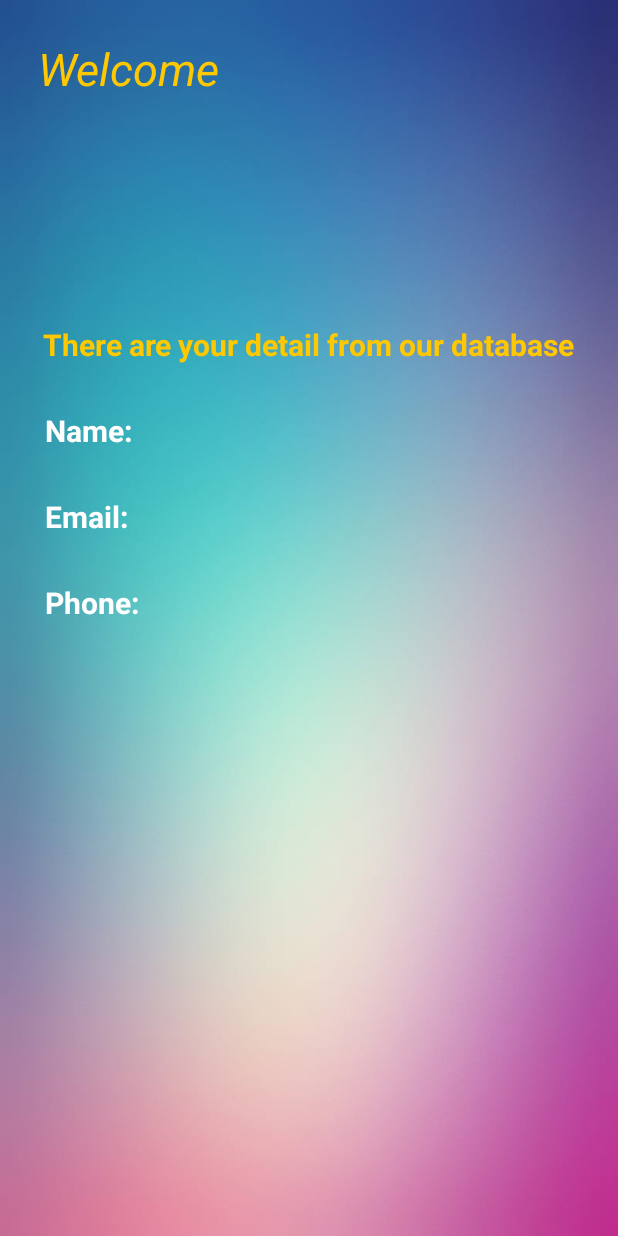
After one commit to asikulsk01/SignUp-App, an Android app: the layout activity_welcome.xml on its own in the app's theme, with its tools: preview values and no code run, on a phone screen of 412 x 824 dp. The commit adds this screen. Run offline under Robolectric (Android 15) with nearby library versions, the phone set to English and light mode, and no system bars.

Commit message:
added two new page. Sign In and WelcomeActivity.

```diff
--- a/app/src/main/AndroidManifest.xml
+++ b/app/src/main/AndroidManifest.xml
@@ -12,6 +12,12 @@
         android:theme="@style/Theme.SignUpApp"
         tools:targetApi="31">
         <activity
+            android:name=".WelcomeActivity"
+            android:exported="false" />
+        <activity
+            android:name=".SignInActivity"
+            android:exported="false" />
+        <activity
             android:name=".MainActivity"
             android:exported="true">
             <intent-filter>
--- a/app/src/main/java/com/example/signupapp/User.kt
+++ b/app/src/main/java/com/example/signupapp/User.kt
@@ -1,5 +1,5 @@
 package com.example.signupapp
 
-data class User(val uname: String, val name: String, val email:String, val phone:String, val password:String){
+data class User(val uname: String, val name: String, val email: String, val phone: String, val password: String){
 
 }
--- /dev/null
+++ b/app/src/main/res/layout/activity_welcome.xml
@@ -0,0 +1,115 @@
+<?xml version="1.0" encoding="utf-8"?>
+<LinearLayout xmlns:android="http://schemas.android.com/apk/res/android"
+    xmlns:app="http://schemas.android.com/apk/res-auto"
+    xmlns:tools="http://schemas.android.com/tools"
+    android:layout_width="match_parent"
+    android:layout_height="match_parent"
+    android:orientation="vertical"
+    android:background="@drawable/welcome"
+    tools:context=".WelcomeActivity">
+
+    <TextView
+        android:id="@+id/tvWelcome"
+        android:layout_width="wrap_content"
+        android:layout_height="wrap_content"
+        android:textSize="30dp"
+        android:textColor="@color/yellow"
+        android:textStyle="italic"
+        android:layout_marginTop="25dp"
+        android:layout_marginLeft="25dp"
+        android:text="Welcome " />
+
+    <TextView
+        android:id="@+id/tvMsg"
+        android:layout_width="wrap_content"
+        android:layout_height="wrap_content"
+        android:layout_gravity="center"
+        android:layout_marginTop="150dp"
+        android:textColor="@color/yellow"
+        android:text="There are your detail from our database"
+        android:textSize="20dp"
+        android:textStyle="bold" />
+
+    <LinearLayout
+        android:layout_width="wrap_content"
+        android:layout_height="wrap_content"
+        android:orientation="horizontal"
+        android:layout_marginTop="30dp"
+        android:layout_marginLeft="20dp">
+
+        <TextView
+            android:id="@+id/Name"
+            android:layout_width="70dp"
+            android:layout_height="wrap_content"
+            android:layout_marginLeft="10dp"
+            android:textStyle="bold"
+            android:textColor="@color/common_google_signin_btn_text_dark_pressed"
+            android:textSize="20dp"
+            android:inputType="textPersonName"
+            android:text="Name:" />
+
+        <TextView
+            android:id="@+id/tvWlcmName"
+            android:layout_width="match_parent"
+            android:layout_height="wrap_content"
+            android:textColor="@color/common_google_signin_btn_text_dark_pressed"
+            android:textSize="20dp"
+            android:text="" />
+    </LinearLayout>
+
+    <LinearLayout
+        android:layout_width="wrap_content"
+        android:layout_height="wrap_content"
+        android:orientation="horizontal"
+        android:layout_marginTop="30dp"
+        android:layout_marginLeft="20dp">
+
+        <TextView
+            android:id="@+id/Email"
+            android:layout_width="70dp"
+            android:layout_height="wrap_content"
+            android:layout_marginLeft="10dp"
+            android:textStyle="bold"
+            android:textColor="@color/common_google_signin_btn_text_dark_pressed"
+            android:textSize="20dp"
+            android:inputType="textPersonName"
+            android:text="Email:" />
+
+        <TextView
+            android:id="@+id/tvWlcmEmail"
+            android:layout_width="match_parent"
+            android:layout_height="wrap_content"
+            android:textColor="@color/common_google_signin_btn_text_dark_pressed"
+            android:textSize="20dp"
+            android:text="" />
+    </LinearLayout>
+
+    <LinearLayout
+        android:layout_width="wrap_content"
+        android:layout_height="wrap_content"
+        android:orientation="horizontal"
+        android:layout_marginTop="30dp"
+        android:layout_marginLeft="20dp">
+
+        <TextView
+            android:id="@+id/Phone"
+            android:layout_width="70dp"
+            android:layout_height="wrap_content"
+            android:layout_marginLeft="10dp"
+            android:textStyle="bold"
+            android:textColor="@color/common_google_signin_btn_text_dark_pressed"
+            android:textSize="20dp"
+            android:inputType="textPersonName"
+            android:text="Phone:" />
+
+        <TextView
+            android:id="@+id/tvWlcmPhone"
+            android:layout_width="match_parent"
+            android:layout_height="wrap_content"
+            android:textColor="@color/common_google_signin_btn_text_dark_pressed"
+            android:textSize="20dp"
+            android:text="" />
+    </LinearLayout>
+
+
+</LinearLayout>
```
Also changed, not shown: app/src/main/java/com/example/signupapp/MainActivity.kt (+18 -3 lines), app/src/main/java/com/example/signupapp/SignInActivity.kt (added, +69 -0 lines), app/src/main/java/com/example/signupapp/WelcomeActivity.kt (added, +32 -0 lines), app/src/main/res/layout/activity_main.xml (+10 -0 lines), app/src/main/res/layout/activity_sign_in.xml (added, +53 -0 lines), app/src/main/res/drawable/signin.jpeg (added), app/src/main/res/drawable/welcome.jpg (added).
